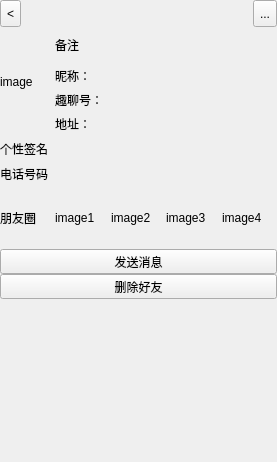
The window that userinfopage.ui (GhostsLYB/Client) describes before a commit, drawn with Qt 5.
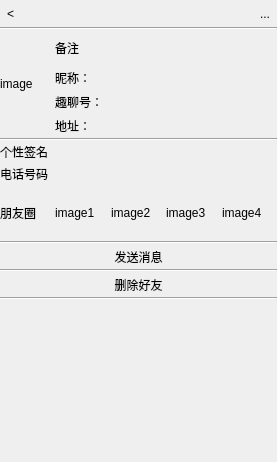
The same window after the commit.

What changed in the file:
```diff
--- a/userinfopage.ui
+++ b/userinfopage.ui
@@ -13,7 +13,7 @@
   <property name="windowTitle">
    <string>Form</string>
   </property>
-  <layout class="QVBoxLayout" name="verticalLayout_3" stretch="1,4,6,6">
+  <layout class="QVBoxLayout" name="verticalLayout_3" stretch="1,0,4,6,6">
    <property name="spacing">
     <number>0</number>
    </property>
@@ -45,6 +45,9 @@
        <property name="text">
         <string>&lt;</string>
        </property>
+       <property name="autoRaise">
+        <bool>true</bool>
+       </property>
       </widget>
      </item>
      <item>
@@ -71,10 +74,20 @@
        <property name="text">
         <string>...</string>
        </property>
+       <property name="autoRaise">
+        <bool>true</bool>
+       </property>
       </widget>
      </item>
     </layout>
    </item>
+   <item>
+    <widget class="Line" name="line_5">
+     <property name="orientation">
+      <enum>Qt::Horizontal</enum>
+     </property>
+    </widget>
+   </item>
    <item>
     <layout class="QHBoxLayout" name="horizontalLayout_2" stretch="1,4">
      <item>
@@ -125,10 +138,17 @@
     </layout>
    </item>
    <item>
-    <layout class="QVBoxLayout" name="verticalLayout_2" stretch="2,2,5,4">
+    <layout class="QVBoxLayout" name="verticalLayout_2" stretch="0,2,2,5,4">
      <property name="spacing">
       <number>0</number>
      </property>
+     <item>
+      <widget class="Line" name="line">
+       <property name="orientation">
+        <enum>Qt::Horizontal</enum>
+       </property>
+      </widget>
+     </item>
      <item>
       <layout class="QHBoxLayout" name="horizontalLayout_5" stretch="1,4">
        <item>
@@ -229,6 +249,13 @@
        <property name="spacing">
         <number>0</number>
        </property>
+       <item>
+        <widget class="Line" name="line_2">
+         <property name="orientation">
+          <enum>Qt::Horizontal</enum>
+         </property>
+        </widget>
+       </item>
        <item>
         <widget class="QToolButton" name="btn_sendMsg">
          <property name="sizePolicy">
@@ -246,11 +273,21 @@
          <property name="toolButtonStyle">
           <enum>Qt::ToolButtonIconOnly</enum>
          </property>
+         <property name="autoRaise">
+          <bool>true</bool>
+         </property>
          <property name="arrowType">
           <enum>Qt::NoArrow</enum>
          </property>
         </widget>
        </item>
+       <item>
+        <widget class="Line" name="line_3">
+         <property name="orientation">
+          <enum>Qt::Horizontal</enum>
+         </property>
+        </widget>
+       </item>
        <item>
         <widget class="QToolButton" name="btn_deleteFriend">
          <property name="sizePolicy">
@@ -261,6 +298,16 @@
          </property>
          <property name="text">
           <string>删除好友</string>
+         </property>
+         <property name="autoRaise">
+          <bool>true</bool>
+         </property>
+        </widget>
+       </item>
+       <item>
+        <widget class="Line" name="line_4">
+         <property name="orientation">
+          <enum>Qt::Horizontal</enum>
          </property>
         </widget>
        </item>
```
